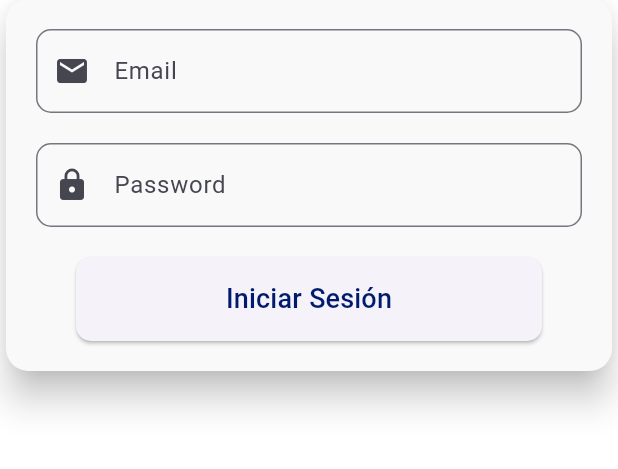
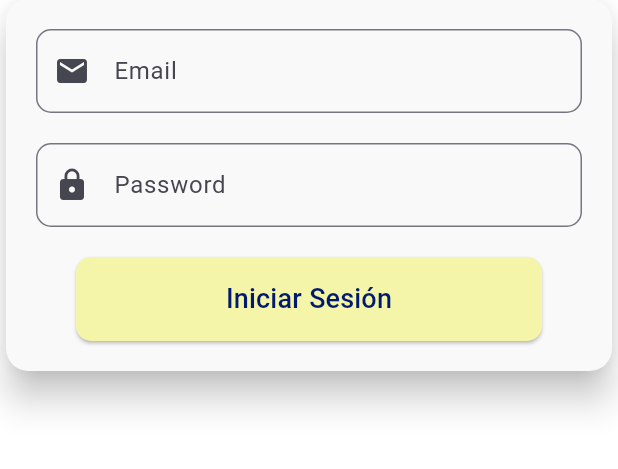
Before and after one commit to AngelPabloSC/proyecto_barrion, a Flutter app: the screen it shows after launch, after a tap on the "menu" icon, after a tap on "Iniciar Seccion", on a phone screen of 412 x 824 dp, the part 565-1034 px from its top. Run offline on Flutter 3.47's test engine with Material 3 defaults, Android fonts, the phone set to English and light mode, and no system bars; our stand-ins replace firebase_core, firebase_messaging, google_fonts, shared_preferences; accounts and stored records are empty; network calls fail.

Commit message:
Resuelto conflicto en login_screen.dart

```diff
--- a/lib/core/constants/constants.dart
+++ b/lib/core/constants/constants.dart
@@ -1,4 +1,4 @@
-import 'package:flutter/material.dart';
+    import 'package:flutter/material.dart';
 const String domain= "http://3.95.164.82:9000";
 
 class AppColors {
--- a/lib/screens/login_screen.dart
+++ b/lib/screens/login_screen.dart
@@ -58,7 +58,7 @@ class _LoginScreenState extends State<LoginScreen> {
                         obscureText: true,
                         decoration: InputDecoration(
                           labelText: 'Password',
-                          hintText: '********',
+                          hintText: '',
                           border: OutlineInputBorder(
                             borderRadius: BorderRadius.circular(10),
                           ),
@@ -92,13 +92,14 @@ class _LoginScreenState extends State<LoginScreen> {
                           }
                         },
                         style: ElevatedButton.styleFrom(
-                          padding: const EdgeInsets.symmetric(horizontal: 100, vertical: 15),
-                          shape: RoundedRectangleBorder(
-                            borderRadius: BorderRadius.circular(10),
-                          ),
+                            backgroundColor: const Color(0xFFF4F5A9),
+                            padding: const EdgeInsets.symmetric(horizontal: 100, vertical: 15),
+                            shape: RoundedRectangleBorder(
+                              borderRadius: BorderRadius.circular(10),
+                            ),
                         ),
                         child: const Text(
-                          'Iniciar Sesión',
+                          'Iniciar Sesión',
                           style: TextStyle(fontSize: 18),
                         ),
                       ),
```
